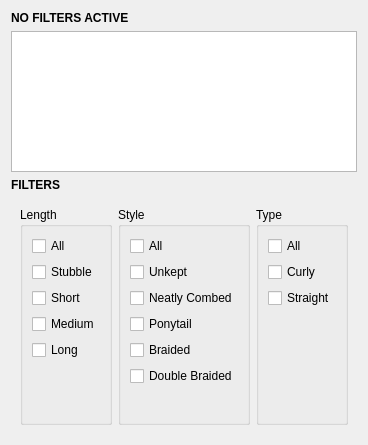
The window that src/filtercontroller.ui (RustKnight/Dwarf-Vision) describes before a commit, drawn with Qt 5.
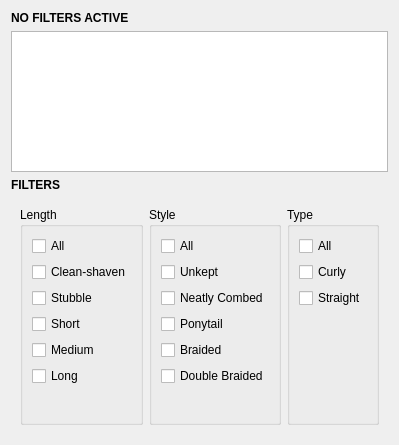
The same window after the commit. The open tabs and pages were chosen to show the change. Custom widgets are drawn as their Qt base class.

```diff
--- a/src/filtercontroller.ui
+++ b/src/filtercontroller.ui
@@ -6,7 +6,7 @@
    <rect>
     <x>0</x>
     <y>0</y>
-    <width>332</width>
+    <width>363</width>
     <height>445</height>
    </rect>
   </property>
@@ -2250,6 +2250,13 @@
               </property>
              </widget>
             </item>
+            <item>
+             <widget class="QCheckBox" name="checkBox_556">
+              <property name="text">
+               <string>Clean-shaven</string>
+              </property>
+             </widget>
+            </item>
             <item>
              <widget class="QCheckBox" name="checkBox_471">
               <property name="text">
```
Left out of the diff: 16 changed lines with no effect on the pictures.
